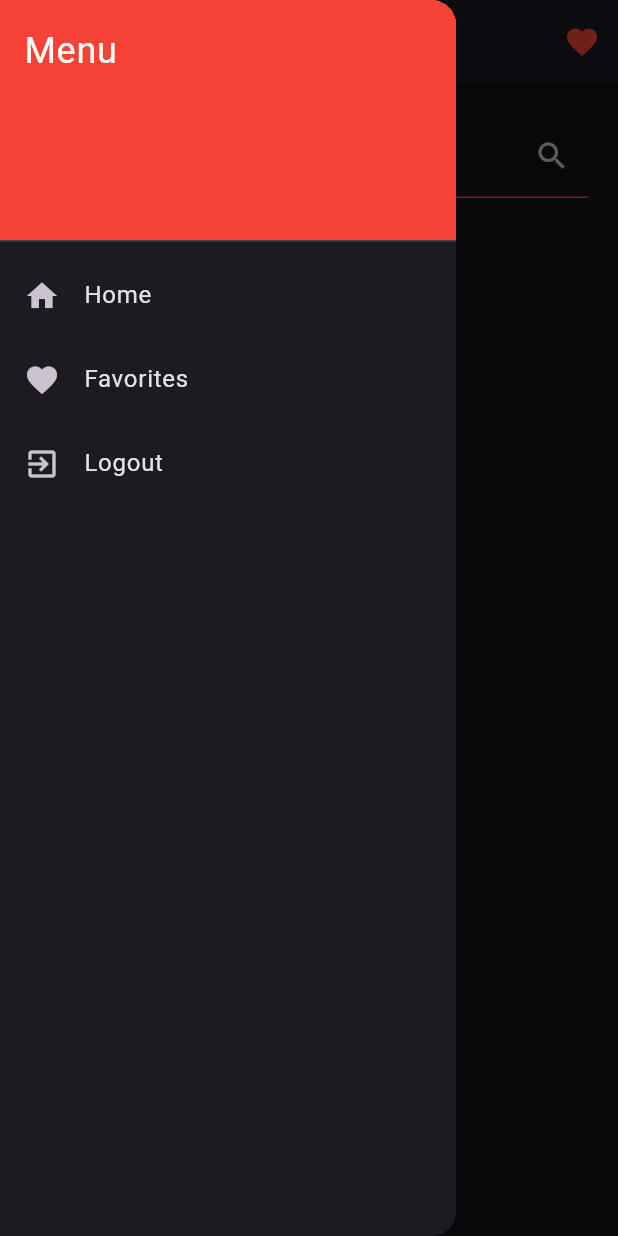
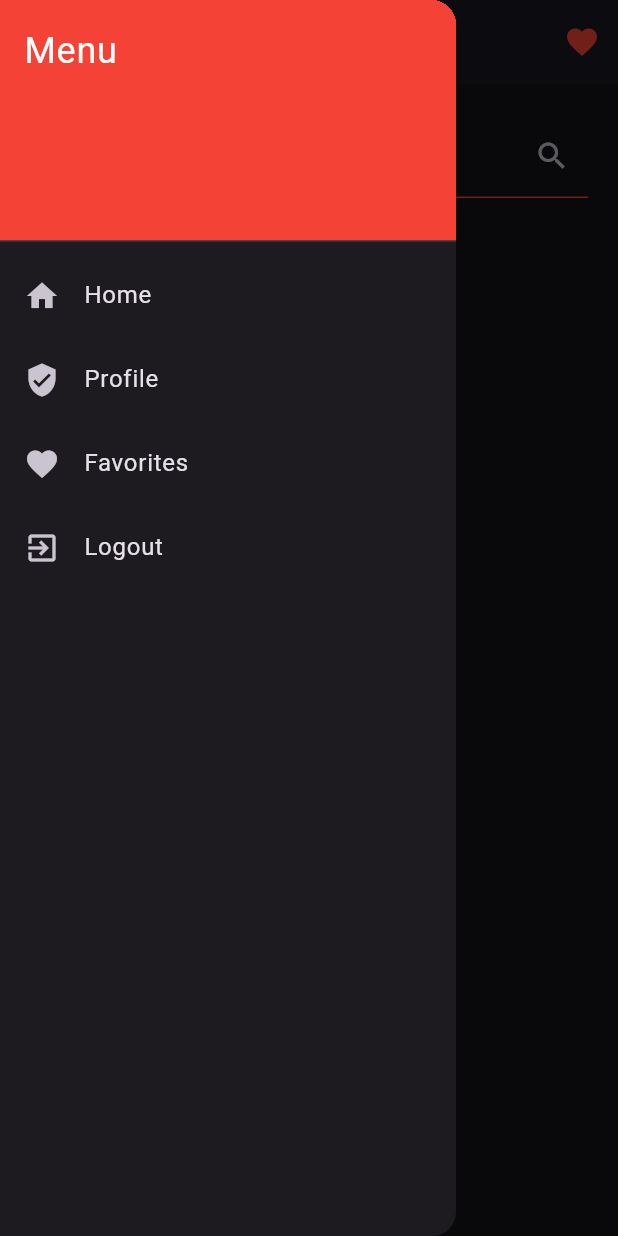
Before and after one commit to haythem-farjallah/app_movie_flutter, a Flutter app: the screen it shows after launch, with the side drawer open, on a phone screen of 412 x 824 dp. Run offline on Flutter 3.47's test engine with Material 3 defaults, Android fonts, the phone set to English and light mode, and no system bars; our stand-ins replace flutter_rating_bar, supabase_flutter; missing offline and left inert: dart:ffi; accounts and stored records are empty; network calls fail; Roboto replaces fonts that are missing (Georgia, Montserrat).

Commit message:
add prtofile in list menu

```diff
--- a/lib/pages/home_screen.dart
+++ b/lib/pages/home_screen.dart
@@ -47,6 +47,14 @@ class _HomeScreenState extends State<HomeScreen> {
               leading: const Icon(Icons.home),
               title: const Text('Home'),
               onTap: () => Navigator.pop(context),
+            ),
+            ListTile(
+              leading: const Icon(Icons.verified_user),
+              title: const Text('Profile'),
+              onTap: () {
+                Navigator.pop(context);
+                Navigator.pushNamed(context, '/profile');
+              },
             ),
             ListTile(
               leading: const Icon(Icons.favorite),
```
